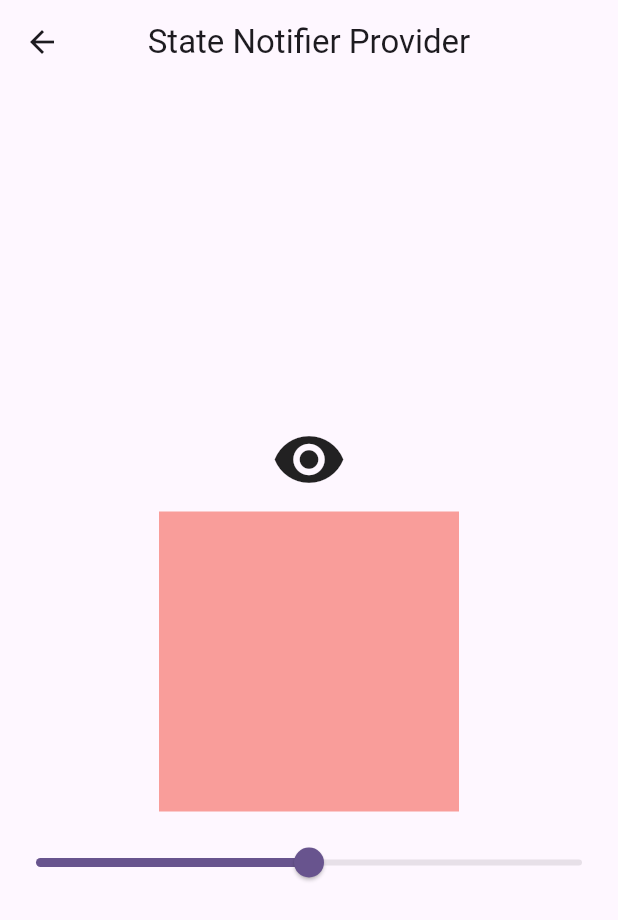
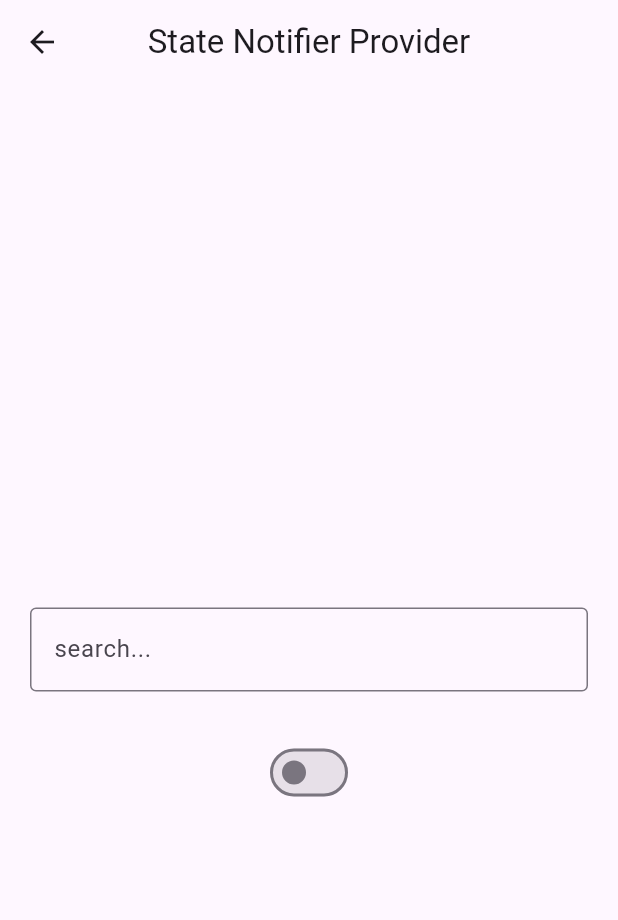
Before and after one commit to MK-Dev-8627/riverpod_project, a Flutter app: the StateNotifierProviderView screen opened directly, on a phone screen of 412 x 824 dp. Shown: the top 920 px of the screen. Run offline on Flutter 3.47's test engine with Material 3 defaults, Android fonts, the phone set to English and light mode, and no system bars; our stand-ins replace flutter_riverpod.

Commit message:
state notifier provider

```diff
--- /dev/null
+++ b/lib/providers/state_notifier_provider.dart
@@ -0,0 +1,29 @@
+import 'package:flutter_riverpod/flutter_riverpod.dart';
+
+final stateNotifierProvider =
+    StateNotifierProvider<SearchNotifier, SearchState>((ref) {
+  return SearchNotifier();
+});
+
+class SearchNotifier extends StateNotifier<SearchState> {
+  SearchNotifier() : super(SearchState(search: '',isShow: false));
+
+  void search(String query) {
+    state = state.copyWith(search: query);
+  }
+
+  void isSwitch(bool isShow) {
+    state = state.copyWith(isShow: isShow);
+  }
+}
+
+class SearchState {
+  final String search;
+  final bool isShow;
+  SearchState({required this.search, required this.isShow});
+
+  SearchState copyWith({String? search, bool? isShow}) {
+    return SearchState(
+        search: search ?? this.search, isShow: isShow ?? this.isShow);
+  }
+}
--- a/lib/views/state_notifier_provider_view.dart
+++ b/lib/views/state_notifier_provider_view.dart
@@ -1,6 +1,7 @@
 import 'package:flutter/material.dart';
 import 'package:flutter_riverpod/flutter_riverpod.dart';
 import 'package:riverpod_project/providers/multi_state_provider.dart';
+import 'package:riverpod_project/providers/state_notifier_provider.dart';
 
 class StateNotifierProviderView extends ConsumerWidget {
   const StateNotifierProviderView({super.key});
@@ -18,42 +19,39 @@ class StateNotifierProviderView extends ConsumerWidget {
           crossAxisAlignment: CrossAxisAlignment.center,
           children: [
             Consumer(builder: (context, ref, child) {
-              final slider = ref.watch(sliderProvider).slider;
-              final show = ref.watch(sliderProvider).show;
-              print('sliderProvider');
-              return Column(
-                children: [
-                  Icon(
-                    show ? Icons.visibility_off : Icons.visibility,
-                    size: 50,
-                  ),
-                  SizedBox(
-                    height: 10,
-                  ),
-                  Container(
-                    height: 200,
-                    width: 200,
-                    decoration:
-                        BoxDecoration(color: Colors.red.withOpacity(slider)),
-                  ),
-                  SizedBox(
-                    height: 10,
-                  ),
-                  Slider(
-                      value: slider,
-                      onChanged: (value) {
-                        final stateProvider = ref.read(sliderProvider.notifier);
-                        if (value == 1) {
-                          stateProvider.state = stateProvider.state
-                              .copyWith(slider: value, show: true);
-                        } else {
-                          stateProvider.state = stateProvider.state
-                              .copyWith(slider: value, show: false);
-                        }
-                      }),
-                ],
-              );
+              // final search = ref.watch(stateNotifierProvider).search;
+              final search = ref.watch((stateNotifierProvider).select((state)=> state.search));
+              print('stateNotifierProvider');
+              return Text(search,style: TextStyle(fontSize: 24),);
             }),
+            SizedBox(
+              height: 10,
+            ),
+            Padding(
+              padding: const EdgeInsets.all(20.0),
+              child: TextFormField(
+                // decoration:
+                onChanged: (value){
+                  ref.read(stateNotifierProvider.notifier).search(value);
+                },
+                decoration: InputDecoration(
+                    border: OutlineInputBorder(),
+                    hintText: 'search...'
+                ),
+
+              ),
+            ),
+            SizedBox(
+              height: 10,
+            ),
+            Consumer(builder: (context, ref, child) {
+              final isShow = ref.watch((stateNotifierProvider).select((state)=> state.isShow));
+              print('isShow stateNotifierProvider');
+              return Switch(value: isShow, onChanged: (value){
+                ref.read(stateNotifierProvider.notifier).isSwitch(value);
+              });
+            }),
+
           ],
         ),
       ),
```
Also changed, not shown: lib/main.dart (+43 -18 lines), lib/models/item_model.dart (added, +11 -0 lines), lib/providers/todo_app_provider.dart (added, +29 -0 lines), lib/views/todo_app_view.dart (added, +83 -0 lines).
